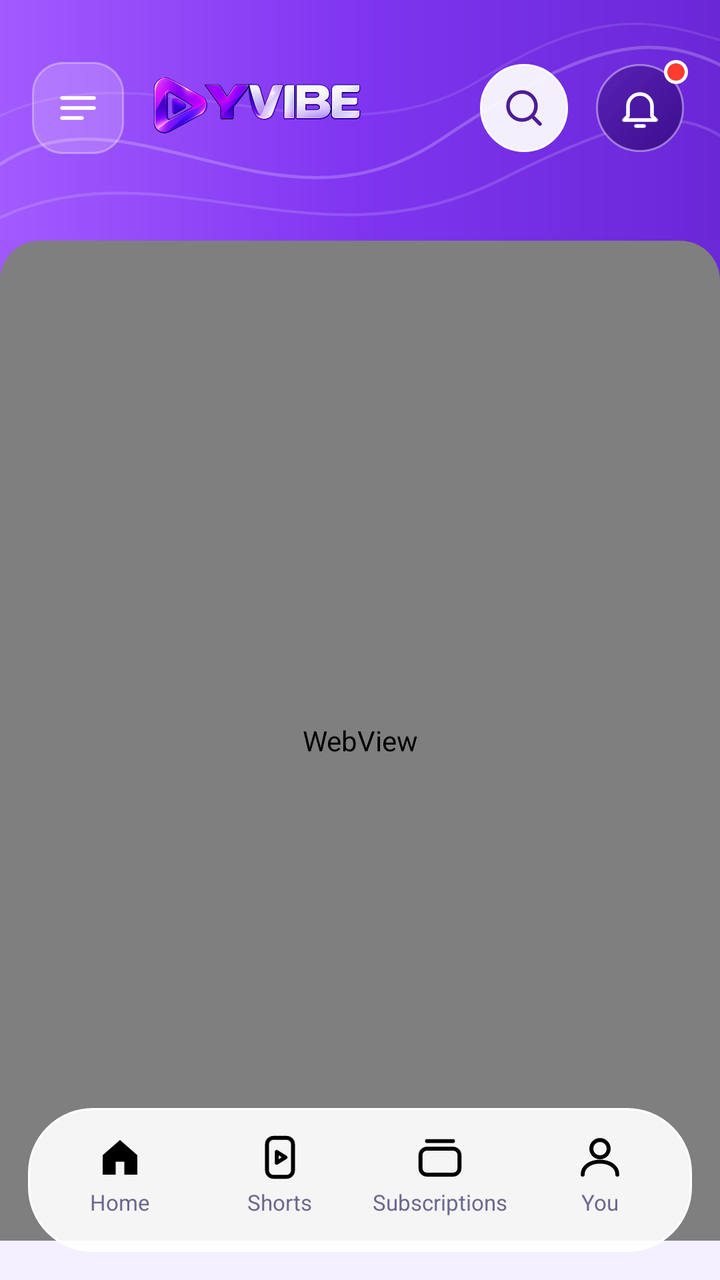
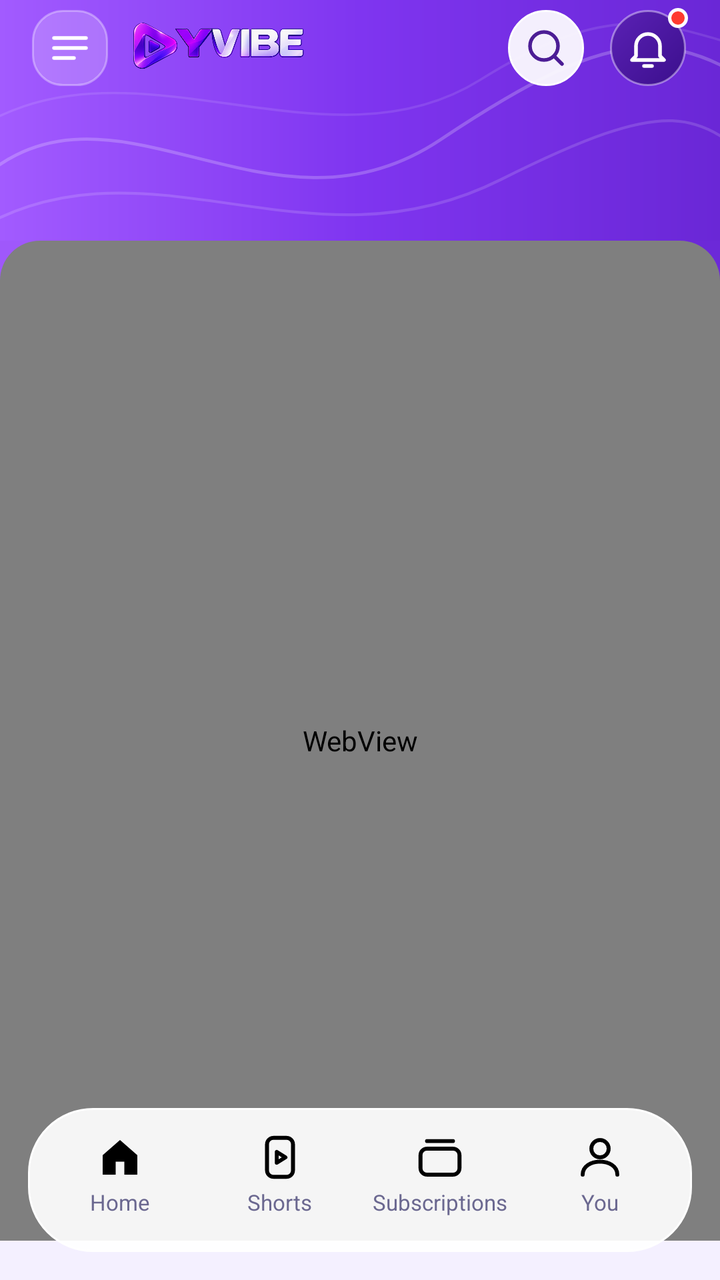

An Android layout rendered at two revisions. The XML below is the earlier revision; the diff shows what the commit changed to produce the second picture.
<!-- AndroidManifest.xml: application theme Theme.YVIBE.Splash -->
<!-- res/layout/activity_main.xml -->
<?xml version="1.0" encoding="utf-8"?>
<FrameLayout xmlns:android="http://schemas.android.com/apk/res/android"
    android:id="@+id/root"
    android:layout_width="match_parent"
    android:layout_height="match_parent"
    android:background="@color/lavender">

    <LinearLayout
        android:layout_width="match_parent"
        android:layout_height="match_parent"
        android:orientation="vertical">

        
        <FrameLayout
            android:id="@+id/header"
            android:layout_width="match_parent"
            android:layout_height="wrap_content"
            android:paddingStart="16dp"
            android:paddingEnd="16dp"
            android:paddingTop="30dp"
            android:paddingBottom="34dp"
            android:background="@drawable/bg_header">

            <LinearLayout
                android:id="@+id/normalRow"
                android:layout_width="match_parent"
                android:layout_height="48dp"
                android:orientation="horizontal"
                android:gravity="center_vertical">

                <ImageButton
                    android:id="@+id/menuBtn"
                    android:layout_width="46dp"
                    android:layout_height="46dp"
                    android:background="@drawable/bg_btn_square"
                    android:src="@drawable/ic_menu"
                    android:tint="@color/white"
                    android:contentDescription="Menu" />

                <ImageView
                    android:layout_width="0dp"
                    android:layout_height="34dp"
                    android:layout_weight="1"
                    android:layout_marginStart="14dp"
                    android:adjustViewBounds="true"
                    android:scaleType="fitStart"
                    android:src="@drawable/yvibe_logo"
                    android:contentDescription="@string/app_name" />

                <ImageButton
                    android:id="@+id/searchBtn"
                    android:layout_width="44dp"
                    android:layout_height="44dp"
                    android:background="@drawable/bg_btn_white"
                    android:src="@drawable/ic_search"
                    android:tint="@color/purple_dark"
                    android:contentDescription="Search" />

                <FrameLayout
                    android:layout_width="48dp"
                    android:layout_height="48dp"
                    android:layout_marginStart="12dp">
                    <ImageButton
                        android:id="@+id/bellBtn"
                        android:layout_width="44dp"
                        android:layout_height="44dp"
                        android:layout_gravity="center"
                        android:background="@drawable/bg_btn_dark"
                        android:src="@drawable/ic_bell"
                        android:tint="@color/white"
                        android:contentDescription="Notifications" />
                    <View
                        android:id="@+id/bellDot"
                        android:layout_width="12dp"
                        android:layout_height="12dp"
                        android:layout_gravity="top|end"
                        android:background="@drawable/bg_dot" />
                </FrameLayout>
            </LinearLayout>

            <LinearLayout
                android:id="@+id/searchRow"
                android:layout_width="match_parent"
                android:layout_height="48dp"
                android:orientation="horizontal"
                android:gravity="center_vertical"
                android:visibility="gone">

                <ImageButton
                    android:id="@+id/searchBack"
                    android:layout_width="44dp"
                    android:layout_height="44dp"
                    android:background="@drawable/bg_btn_square"
                    android:src="@drawable/ic_back"
                    android:tint="@color/white"
                    android:contentDescription="Back" />

                <EditText
                    android:id="@+id/searchInput"
                    android:layout_width="0dp"
                    android:layout_height="48dp"
                    android:layout_weight="1"
                    android:layout_marginStart="10dp"
                    android:layout_marginEnd="10dp"
                    android:paddingStart="20dp"
                    android:paddingEnd="12dp"
                    android:background="@drawable/bg_search_pill"
                    android:hint="@string/search_hint"
                    android:textColor="@color/ink"
                    android:textColorHint="@color/ink_sub"
                    android:textSize="15sp"
                    android:singleLine="true"
                    android:imeOptions="actionSearch"
                    android:inputType="text" />

                <ImageButton
                    android:id="@+id/searchGo"
                    android:layout_width="44dp"
                    android:layout_height="44dp"
                    android:background="@drawable/bg_btn_white"
                    android:src="@drawable/ic_search"
                    android:tint="@color/purple_dark"
                    android:contentDescription="Search" />
            </LinearLayout>
        </FrameLayout>

        
        <FrameLayout
            android:id="@+id/webContainer"
            android:layout_width="match_parent"
            android:layout_height="0dp"
            android:layout_weight="1"
            android:layout_marginTop="-20dp"
            android:background="@color/lavender">

            <WebView
                android:id="@+id/webView"
                android:layout_width="match_parent"
                android:layout_height="match_parent" />

            <ProgressBar
                android:id="@+id/progress"
                style="?android:attr/progressBarStyleHorizontal"
                android:layout_width="match_parent"
                android:layout_height="3dp"
                android:progressTint="@color/purple"
                android:max="100"
                android:visibility="gone" />

            
            <ImageView
                android:layout_width="20dp"
                android:layout_height="20dp"
                android:layout_gravity="top|start"
                android:src="@drawable/corner_tl" />
            <ImageView
                android:layout_width="20dp"
                android:layout_height="20dp"
                android:layout_gravity="top|end"
                android:src="@drawable/corner_tr" />
        </FrameLayout>
    </LinearLayout>

    
    <LinearLayout
        android:id="@+id/bottomNav"
        android:layout_width="match_parent"
        android:layout_height="72dp"
        android:layout_gravity="bottom"
        android:layout_marginStart="14dp"
        android:layout_marginEnd="14dp"
        android:layout_marginBottom="14dp"
        android:orientation="horizontal"
        android:paddingStart="6dp"
        android:paddingEnd="6dp"
        android:elevation="10dp"
        android:background="@drawable/bg_nav">
        <LinearLayout
            android:id="@+id/navHome"
            android:layout_width="0dp"
            android:layout_height="match_parent"
            android:layout_weight="1"
            android:orientation="vertical"
            android:gravity="center"
            android:clickable="true"
            android:focusable="true">
            <ImageView
                android:id="@+id/navHomeIcon"
                android:layout_width="26dp"
                android:layout_height="26dp"
                android:src="@drawable/ic_home_f" />
            <TextView
                android:id="@+id/navHomeLabel"
                android:layout_width="wrap_content"
                android:layout_height="wrap_content"
                android:layout_marginTop="2dp"
                android:text="Home"
                android:textSize="11sp"
                android:textColor="@color/ink_sub" />
            <View
                android:id="@+id/navHomeBar"
                android:layout_width="26dp"
                android:layout_height="3dp"
                android:layout_marginTop="3dp"
                android:background="@drawable/bg_bar"
                android:visibility="invisible" />
        </LinearLayout>
        <LinearLayout
            android:id="@+id/navShorts"
            android:layout_width="0dp"
            android:layout_height="match_parent"
            android:layout_weight="1"
            android:orientation="vertical"
            android:gravity="center"
            android:clickable="true"
            android:focusable="true">
            <ImageView
                android:id="@+id/navShortsIcon"
                android:layout_width="26dp"
                android:layout_height="26dp"
                android:src="@drawable/ic_shorts" />
            <TextView
                android:id="@+id/navShortsLabel"
                android:layout_width="wrap_content"
                android:layout_height="wrap_content"
                android:layout_marginTop="2dp"
                android:text="Shorts"
                android:textSize="11sp"
                android:textColor="@color/ink_sub" />
            <View
                android:id="@+id/navShortsBar"
                android:layout_width="26dp"
                android:layout_height="3dp"
                android:layout_marginTop="3dp"
                android:background="@drawable/bg_bar"
                android:visibility="invisible" />
        </LinearLayout>
        <LinearLayout
            android:id="@+id/navSubs"
            android:layout_width="0dp"
            android:layout_height="match_parent"
            android:layout_weight="1"
            android:orientation="vertical"
            android:gravity="center"
            android:clickable="true"
            android:focusable="true">
            <ImageView
                android:id="@+id/navSubsIcon"
                android:layout_width="26dp"
                android:layout_height="26dp"
                android:src="@drawable/ic_subs" />
            <TextView
                android:id="@+id/navSubsLabel"
                android:layout_width="wrap_content"
                android:layout_height="wrap_content"
                android:layout_marginTop="2dp"
                android:text="Subscriptions"
                android:textSize="11sp"
                android:textColor="@color/ink_sub" />
            <View
                android:id="@+id/navSubsBar"
                android:layout_width="26dp"
                android:layout_height="3dp"
                android:layout_marginTop="3dp"
                android:background="@drawable/bg_bar"
                android:visibility="invisible" />
        </LinearLayout>
        <LinearLayout
            android:id="@+id/navYou"
            android:layout_width="0dp"
            android:layout_height="match_parent"
            android:layout_weight="1"
            android:orientation="vertical"
            android:gravity="center"
            android:clickable="true"
            android:focusable="true">
            <ImageView
                android:id="@+id/navYouIcon"
                android:layout_width="26dp"
                android:layout_height="26dp"
                android:src="@drawable/ic_you" />
            <TextView
                android:id="@+id/navYouLabel"
                android:layout_width="wrap_content"
                android:layout_height="wrap_content"
                android:layout_marginTop="2dp"
                android:text="You"
                android:textSize="11sp"
                android:textColor="@color/ink_sub" />
            <View
                android:id="@+id/navYouBar"
                android:layout_width="26dp"
                android:layout_height="3dp"
                android:layout_marginTop="3dp"
                android:background="@drawable/bg_bar"
                android:visibility="invisible" />
        </LinearLayout>
    </LinearLayout>
</FrameLayout>
<!-- resources referenced by this layout -->
<resources>
  <color name="ink">#1E1B3A</color>
  <color name="ink_sub">#6B6890</color>
  <color name="lavender">#F4F0FF</color>
  <color name="purple">#7C3AED</color>
  <color name="purple_dark">#4C1D95</color>
  <color name="white">#FFFFFF</color>
  <!-- drawable bg_bar (drawable) -->
  <shape xmlns:android="http://schemas.android.com/apk/res/android" android:shape="rectangle">
      <solid android:color="@color/purple" />
      <corners android:radius="2dp" />
  </shape>
  <!-- drawable bg_btn_dark (drawable) -->
  <shape xmlns:android="http://schemas.android.com/apk/res/android" android:shape="oval">
      <gradient android:angle="315" android:startColor="#5B21B6" android:endColor="#3B0F8C" />
      <stroke android:width="1dp" android:color="#66FFFFFF" />
  </shape>
  <!-- drawable bg_btn_square (drawable) -->
  <shape xmlns:android="http://schemas.android.com/apk/res/android" android:shape="rectangle">
      <solid android:color="#33FFFFFF" />
      <stroke android:width="1dp" android:color="#55FFFFFF" />
      <corners android:radius="15dp" />
  </shape>
  <!-- drawable bg_btn_white (drawable) -->
  <shape xmlns:android="http://schemas.android.com/apk/res/android" android:shape="oval">
      <solid android:color="#EBFFFFFF" />
      <stroke android:width="1dp" android:color="#FFFFFF" />
  </shape>
  <!-- drawable bg_dot (drawable) -->
  <shape xmlns:android="http://schemas.android.com/apk/res/android" android:shape="oval">
      <solid android:color="#FF3B30" />
      <stroke android:width="1.5dp" android:color="#FFFFFF" />
  </shape>
  <!-- drawable bg_header (drawable) -->
  <layer-list xmlns:android="http://schemas.android.com/apk/res/android">
      <item>
          <shape android:shape="rectangle">
              <gradient android:angle="0" android:startColor="#A25BFF" android:centerColor="#7F35F0" android:endColor="#6A27D6" />
          </shape>
      </item>
      <item android:drawable="@drawable/header_waves" />
  </layer-list>
  <!-- drawable bg_nav (drawable) -->
  <shape xmlns:android="http://schemas.android.com/apk/res/android" android:shape="rectangle">
      <solid android:color="#EBFFFFFF" />
      <stroke android:width="1dp" android:color="#FFFFFF" />
      <corners android:radius="32dp" />
  </shape>
  <!-- drawable bg_search_pill (drawable) -->
  <shape xmlns:android="http://schemas.android.com/apk/res/android" android:shape="rectangle">
      <solid android:color="#F5FFFFFF" />
      <corners android:radius="26dp" />
  </shape>
  <!-- drawable corner_tl (drawable) -->
  <vector xmlns:android="http://schemas.android.com/apk/res/android"
      android:width="20dp" android:height="20dp" android:viewportWidth="20" android:viewportHeight="20">
      <path android:fillColor="#9F58FB" android:pathData="M0,0 L20,0 A20,20 0 0 0 0,20 Z" />
  </vector>
  <!-- drawable corner_tr (drawable) -->
  <vector xmlns:android="http://schemas.android.com/apk/res/android"
      android:width="20dp" android:height="20dp" android:viewportWidth="20" android:viewportHeight="20">
      <path android:fillColor="#6C29D8" android:pathData="M20,0 L0,0 A20,20 0 0 1 20,20 Z" />
  </vector>
  <!-- drawable ic_home_f (drawable) -->
  <vector xmlns:android="http://schemas.android.com/apk/res/android"
      android:width="24dp" android:height="24dp" android:viewportWidth="24" android:viewportHeight="24">
      <path android:fillColor="#000000" android:fillType="evenOdd" android:pathData="M4,11 L12,4 L20,11 L20,20 L4,20 Z M10,20 L10,14 L14,14 L14,20 Z" />
  </vector>
  <string name="app_name">YVIBE</string>
  <string name="search_hint">Search YVIBE</string>
  <style name="Theme.YVIBE.Splash" parent="Theme.YVIBE">
          <item name="android:windowBackground">@drawable/splash_bg</item>
      </style>
  <!-- unchanged entries left out for length: 11 -->
</resources>

<!-- the commit's change to res/layout/activity_main.xml (unified diff, before → after) -->
@@ -17,21 +17,21 @@
             android:layout_height="wrap_content"
             android:paddingStart="16dp"
             android:paddingEnd="16dp"
-            android:paddingTop="30dp"
-            android:paddingBottom="34dp"
+            android:paddingTop="4dp"
+            android:paddingBottom="28dp"
             android:background="@drawable/bg_header">
 
             <LinearLayout
                 android:id="@+id/normalRow"
                 android:layout_width="match_parent"
-                android:layout_height="48dp"
+                android:layout_height="40dp"
                 android:orientation="horizontal"
                 android:gravity="center_vertical">
 
                 <ImageButton
                     android:id="@+id/menuBtn"
-                    android:layout_width="46dp"
-                    android:layout_height="46dp"
+                    android:layout_width="38dp"
+                    android:layout_height="38dp"
                     android:background="@drawable/bg_btn_square"
                     android:src="@drawable/ic_menu"
                     android:tint="@color/white"
@@ -39,9 +39,9 @@
 
                 <ImageView
                     android:layout_width="0dp"
-                    android:layout_height="34dp"
+                    android:layout_height="28dp"
                     android:layout_weight="1"
-                    android:layout_marginStart="14dp"
+                    android:layout_marginStart="12dp"
                     android:adjustViewBounds="true"
                     android:scaleType="fitStart"
                     android:src="@drawable/yvibe_logo"
@@ -49,21 +49,21 @@
 
                 <ImageButton
                     android:id="@+id/searchBtn"
-                    android:layout_width="44dp"
-                    android:layout_height="44dp"
+                    android:layout_width="38dp"
+                    android:layout_height="38dp"
                     android:background="@drawable/bg_btn_white"
                     android:src="@drawable/ic_search"
                     android:tint="@color/purple_dark"
                     android:contentDescription="Search" />
 
                 <FrameLayout
-                    android:layout_width="48dp"
-                    android:layout_height="48dp"
+                    android:layout_width="40dp"
+                    android:layout_height="40dp"
                     android:layout_marginStart="12dp">
                     <ImageButton
                         android:id="@+id/bellBtn"
-                        android:layout_width="44dp"
-                        android:layout_height="44dp"
+                        android:layout_width="38dp"
+                        android:layout_height="38dp"
                         android:layout_gravity="center"
                         android:background="@drawable/bg_btn_dark"
                         android:src="@drawable/ic_bell"
@@ -71,8 +71,8 @@
                         android:contentDescription="Notifications" />
                     <View
                         android:id="@+id/bellDot"
-                        android:layout_width="12dp"
-                        android:layout_height="12dp"
+                        android:layout_width="10dp"
+                        android:layout_height="10dp"
                         android:layout_gravity="top|end"
                         android:background="@drawable/bg_dot" />
                 </FrameLayout>
@@ -81,15 +81,15 @@
             <LinearLayout
                 android:id="@+id/searchRow"
                 android:layout_width="match_parent"
-                android:layout_height="48dp"
+                android:layout_height="40dp"
                 android:orientation="horizontal"
                 android:gravity="center_vertical"
                 android:visibility="gone">
 
                 <ImageButton
                     android:id="@+id/searchBack"
-                    android:layout_width="44dp"
-                    android:layout_height="44dp"
+                    android:layout_width="38dp"
+                    android:layout_height="38dp"
                     android:background="@drawable/bg_btn_square"
                     android:src="@drawable/ic_back"
                     android:tint="@color/white"
@@ -98,7 +98,7 @@
                 <EditText
                     android:id="@+id/searchInput"
                     android:layout_width="0dp"
-                    android:layout_height="48dp"
+                    android:layout_height="40dp"
                     android:layout_weight="1"
                     android:layout_marginStart="10dp"
                     android:layout_marginEnd="10dp"
@@ -115,8 +115,8 @@
 
                 <ImageButton
                     android:id="@+id/searchGo"
-                    android:layout_width="44dp"
-                    android:layout_height="44dp"
+                    android:layout_width="38dp"
+                    android:layout_height="38dp"
                     android:background="@drawable/bg_btn_white"
                     android:src="@drawable/ic_search"
                     android:tint="@color/purple_dark"
@@ -149,11 +149,13 @@
 
             
             <ImageView
+                android:id="@+id/cornerTl"
                 android:layout_width="20dp"
                 android:layout_height="20dp"
                 android:layout_gravity="top|start"
                 android:src="@drawable/corner_tl" />
             <ImageView
+                android:id="@+id/cornerTr"
                 android:layout_width="20dp"
                 android:layout_height="20dp"
                 android:layout_gravity="top|end"
